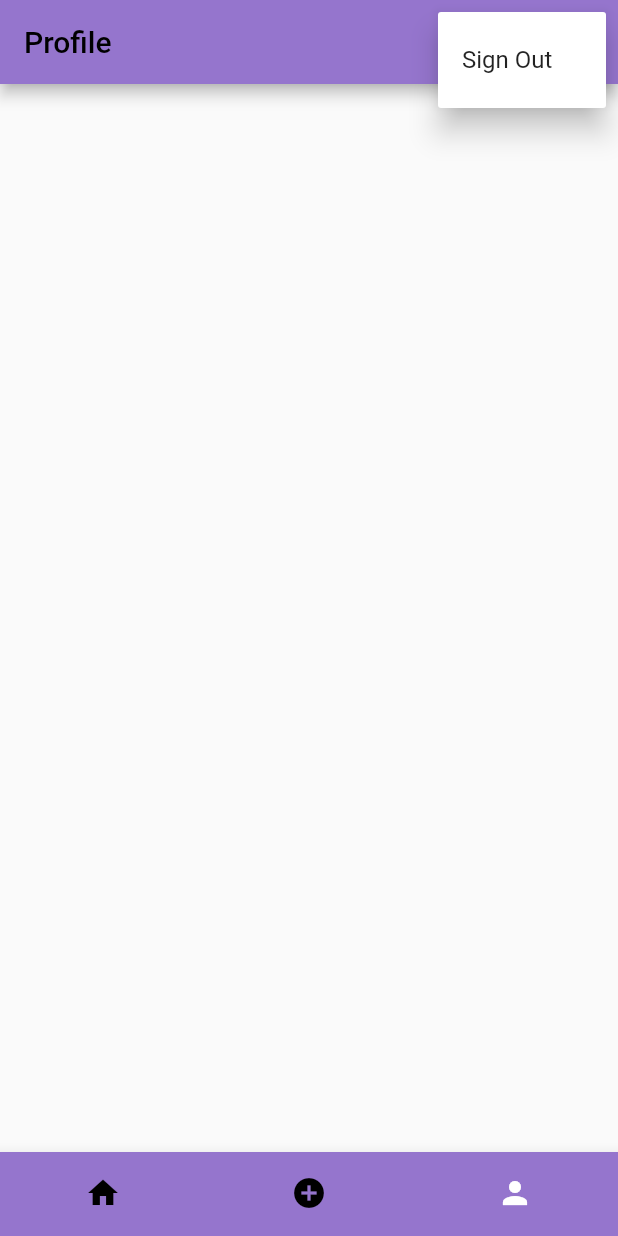
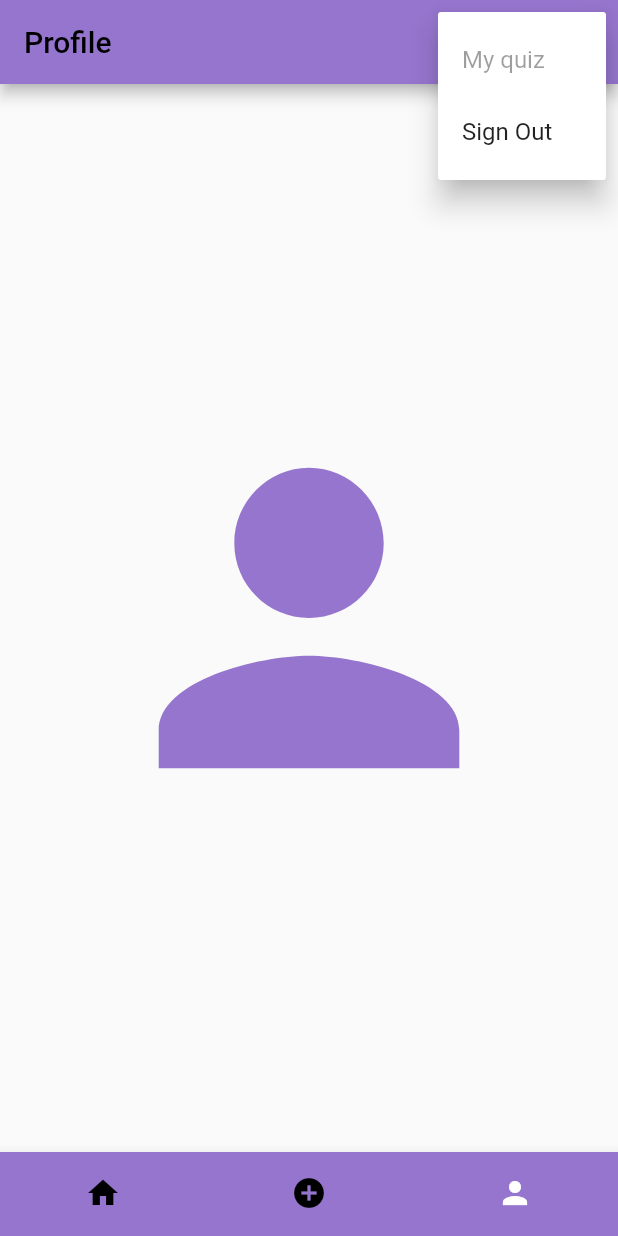
Before and after one commit to yokawaiik/yo_quiz_app, a Flutter app: the screen it shows once a user with an empty profile is signed in, item 3 of the bottom bar chosen, after a tap on the "more vert" icon, on a phone screen of 412 x 824 dp. Run offline on Flutter 3.47's test engine with Material 2 defaults, Android fonts, the phone set to English and light mode, and no system bars; our stand-ins replace cloud_firestore, firebase_auth, firebase_core; accounts and stored records are empty.

Commit message:
Small changes.

```diff
--- a/lib/src/modules/main_navigator/screens/main_navigator_screen.dart
+++ b/lib/src/modules/main_navigator/screens/main_navigator_screen.dart
@@ -48,8 +48,8 @@ class _MainNavigatorScreenState extends State<MainNavigatorScreen> {
       _currentScreen = _screenList[index];
       _pageController.animateToPage(
         index,
-        duration: Duration(milliseconds: 500),
-        curve: Curves.ease,
+        duration: const Duration(milliseconds: 300),
+        curve: Curves.elasticIn,
       );
     });
   }
@@ -59,7 +59,7 @@ class _MainNavigatorScreenState extends State<MainNavigatorScreen> {
     return Scaffold(
       body: PageView.builder(
         controller: _pageController,
-        itemBuilder: (BuildContext context, int index) {
+        itemBuilder: (_, __) {
           return _currentScreen;
         },
       ),
--- a/lib/src/modules/profile/screens/profile_screen.dart
+++ b/lib/src/modules/profile/screens/profile_screen.dart
@@ -13,7 +13,6 @@ class ProfileScreen extends StatelessWidget {
       appBar: AppBar(
         title: Text("Profile"),
         actions: [
-
           PopupMenuButton(
             icon: Icon(Icons.more_vert),
             onSelected: (String i) {
@@ -23,8 +22,14 @@ class ProfileScreen extends StatelessWidget {
                   break;
               }
             },
-            itemBuilder: (BuildContext ctx) => [
-              const PopupMenuItem<String>(
+            itemBuilder: (ctx) => [
+              const PopupMenuItem(
+                value: "1",
+                child: Text('My quiz'),
+                enabled: false,
+              ),
+
+              const PopupMenuItem(
                 value: "0",
                 child: Text('Sign Out'),
               ),
@@ -33,8 +38,16 @@ class ProfileScreen extends StatelessWidget {
         ],
       ),
       body: Column(
+        mainAxisAlignment: MainAxisAlignment.center,
+        // crossAxisAlignment: CrossAxisAlignment.center,
         children: [
-
+          Center(
+            child: Icon(
+              Icons.person,
+              size: 300,
+              color: Theme.of(context).colorScheme.primary,
+            ),
+          )
         ],
       ),
     );
```
